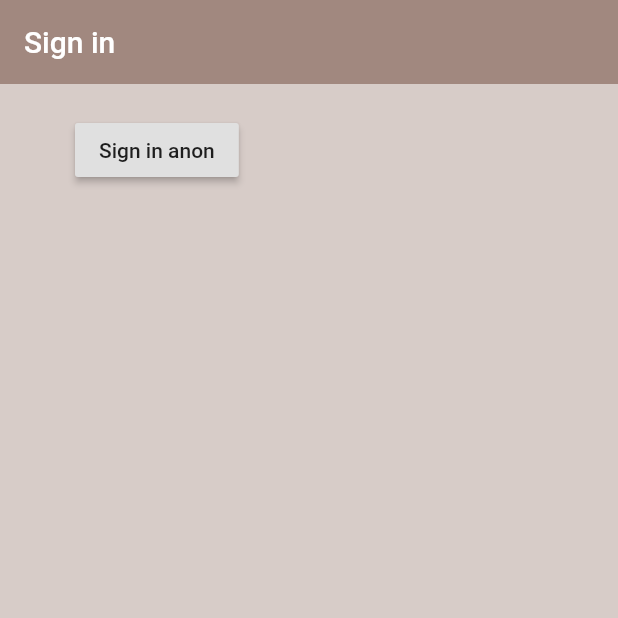
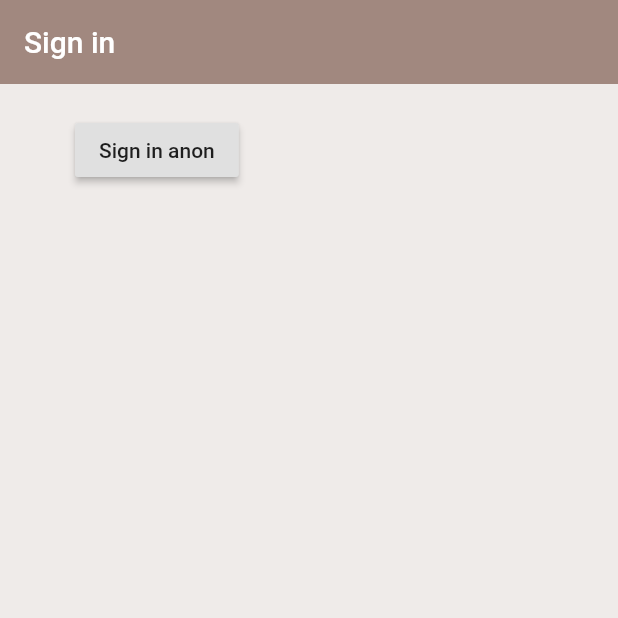
Before and after one commit to Victor-Fiamoncini/brew-crew, a Flutter app: the screen it shows after launch, on a phone screen of 412 x 824 dp, the top half of it. Run offline on Flutter 3.47's test engine with Material 2 defaults, Android fonts, the phone set to English and light mode, and no system bars; our stand-ins replace firebase_auth; accounts and stored records are empty.

Commit message:
sign in anon

```diff
--- a/lib/main.dart
+++ b/lib/main.dart
@@ -1,18 +1,24 @@
+import 'package:brew_crew/models/user.dart';
 import 'package:brew_crew/pages/wrapper.dart';
+import 'package:brew_crew/services/auth.dart';
 import 'package:flutter/material.dart';
+import 'package:provider/provider.dart';
 
 void main() => runApp(MyApp());
 
 class MyApp extends StatelessWidget {
   @override
   Widget build(BuildContext context) {
-    return MaterialApp(
+    return StreamProvider<User>.value(
+			value: AuthService().user,
+			child: MaterialApp(
 				title: 'Brew Crew',
 				debugShowCheckedModeBanner: false,
 				theme: ThemeData(
 					primarySwatch: Colors.blue,
 				),
 				home: Wrapper(),
+			),
 		);
   }
 }
--- a/lib/pages/auth/sign_in.dart
+++ b/lib/pages/auth/sign_in.dart
@@ -25,7 +25,7 @@ class _SignInState extends State<SignIn> {
 	@override
 	Widget build(BuildContext context) {
 		return Scaffold(
-			backgroundColor: Colors.brown[100],
+			backgroundColor: Colors.brown[50],
 			appBar: AppBar(
 				backgroundColor: Colors.brown[300],
 				elevation: 0.0,
--- a/lib/pages/wrapper.dart
+++ b/lib/pages/wrapper.dart
@@ -1,10 +1,19 @@
 import 'package:brew_crew/pages/auth/auth.dart';
 import 'package:brew_crew/pages/home/home.dart';
+import 'package:brew_crew/models/user.dart';
 import 'package:flutter/material.dart';
+import 'package:provider/provider.dart';
 
 class Wrapper extends StatelessWidget {
 	@override
 	Widget build(BuildContext context) {
-		return Auth();
+		final user = Provider.of<User>(context);
+
+		print(user);
+		if (user == null) {
+			return Auth();
+		} else {
+			return Home();
+		}
 	}
 }
--- a/pubspec.yaml
+++ b/pubspec.yaml
@@ -11,6 +11,7 @@ dependencies:
 
   cupertino_icons: ^0.1.2
   firebase_auth: ^0.16.0
+  provider: ^4.0.5
 
 dev_dependencies:
   flutter_test:
```
Also changed, not shown: lib/pages/home/home.dart (+19 -2 lines), lib/services/auth.dart (+13 -1 lines), lib/models/user.dart (renamed from lib/pages/models/user.dart), pubspec.lock. Lines whose indentation alone changed are shown as unchanged.
